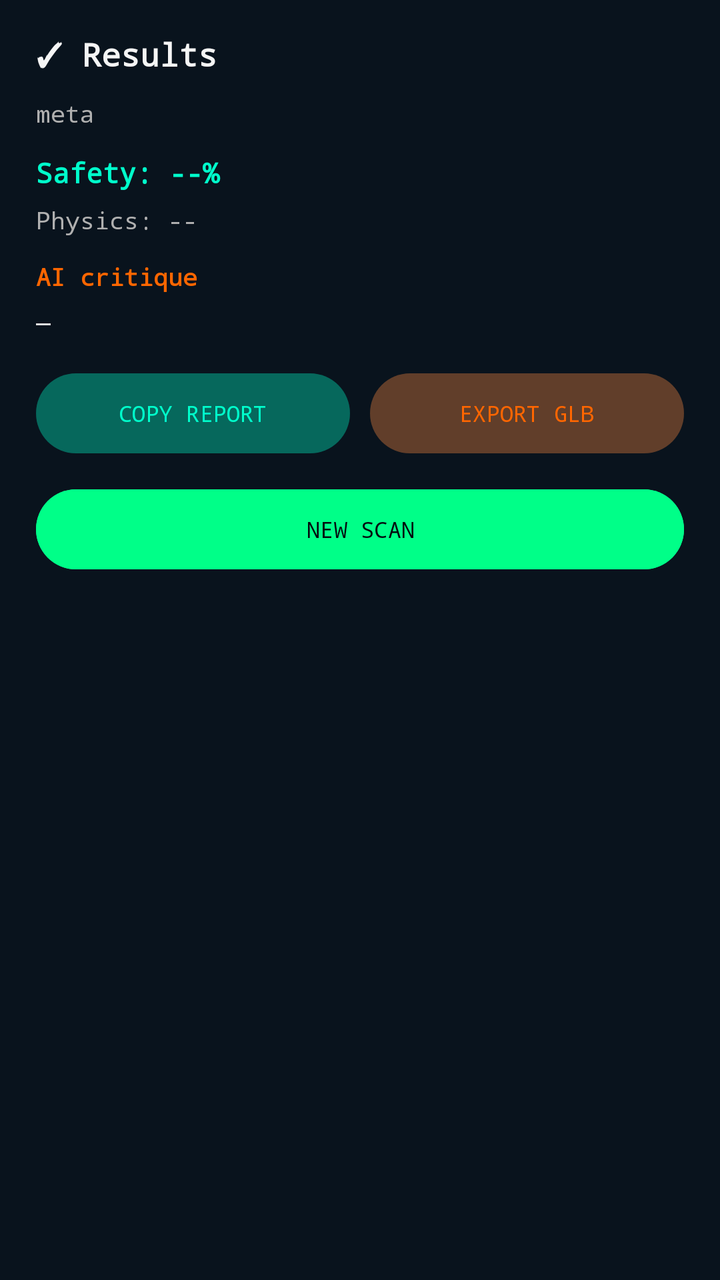
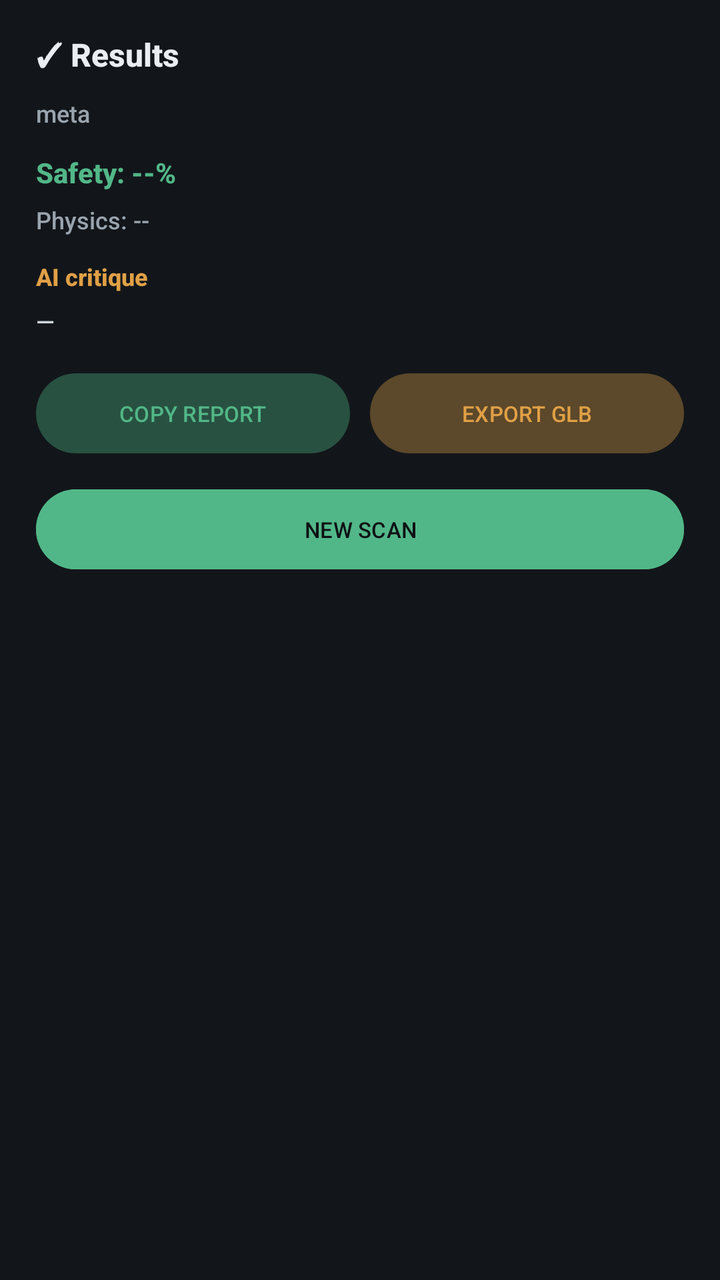

Compare the two renders of this Android layout. The source of the first and the diff that turns it into the second are given below.
<!-- AndroidManifest.xml: application theme Theme.AIBrain -->
<!-- res/layout/bottom_sheet_results.xml -->
<?xml version="1.0" encoding="utf-8"?>
<LinearLayout xmlns:android="http://schemas.android.com/apk/res/android"
    android:layout_width="match_parent"
    android:layout_height="wrap_content"
    android:orientation="vertical"
    android:paddingStart="18dp"
    android:paddingEnd="18dp"
    android:paddingTop="16dp"
    android:paddingBottom="18dp"
    android:background="@color/panel_dark">

    <TextView
        android:id="@+id/tv_title"
        android:layout_width="match_parent"
        android:layout_height="wrap_content"
        android:text="✓ Results"
        android:textColor="@color/text_white_bright"
        android:textStyle="bold"
        android:textSize="16sp"
        android:fontFamily="monospace"
        android:layout_marginBottom="10dp" />

    <TextView
        android:id="@+id/tv_meta"
        android:layout_width="match_parent"
        android:layout_height="wrap_content"
        android:text="meta"
        android:textColor="@color/text_white_dim"
        android:textSize="12sp"
        android:fontFamily="monospace"
        android:lineSpacingExtra="2dp"
        android:layout_marginBottom="12dp" />

    <TextView
        android:id="@+id/tv_safety"
        android:layout_width="match_parent"
        android:layout_height="wrap_content"
        android:text="Safety: --%"
        android:textColor="@color/cyan_primary"
        android:textStyle="bold"
        android:textSize="14sp"
        android:fontFamily="monospace"
        android:layout_marginBottom="6dp" />

    <TextView
        android:id="@+id/tv_physics"
        android:layout_width="match_parent"
        android:layout_height="wrap_content"
        android:text="Physics: --"
        android:textColor="@color/text_white_dim"
        android:textSize="12sp"
        android:fontFamily="monospace"
        android:layout_marginBottom="12dp" />

    <TextView
        android:layout_width="match_parent"
        android:layout_height="wrap_content"
        android:text="AI critique"
        android:textColor="@color/orange_primary"
        android:textStyle="bold"
        android:textSize="12sp"
        android:fontFamily="monospace"
        android:layout_marginBottom="6dp" />

    <TextView
        android:id="@+id/tv_critique"
        android:layout_width="match_parent"
        android:layout_height="wrap_content"
        android:text="—"
        android:textColor="@color/text_white_medium"
        android:textSize="12sp"
        android:fontFamily="monospace"
        android:lineSpacingExtra="2dp"
        android:layout_marginBottom="14dp" />

    <LinearLayout
        android:layout_width="match_parent"
        android:layout_height="wrap_content"
        android:orientation="horizontal">

        <Button
            android:id="@+id/btn_copy_report"
            android:layout_width="0dp"
            android:layout_height="48dp"
            android:layout_weight="1"
            android:text="COPY REPORT"
            android:textSize="11sp"
            android:fontFamily="monospace"
            android:backgroundTint="@color/cyan_alpha_20"
            android:textColor="@color/cyan_primary" />

        <Button
            android:id="@+id/btn_export_glb"
            android:layout_width="0dp"
            android:layout_height="48dp"
            android:layout_weight="1"
            android:layout_marginStart="10dp"
            android:text="EXPORT GLB"
            android:textSize="11sp"
            android:fontFamily="monospace"
            android:backgroundTint="@color/orange_alpha_20"
            android:textColor="@color/orange_primary" />
    </LinearLayout>

    <Button
        android:id="@+id/btn_new_scan"
        android:layout_width="match_parent"
        android:layout_height="48dp"
        android:layout_marginTop="10dp"
        android:text="NEW SCAN"
        android:textSize="11sp"
        android:fontFamily="monospace"
        android:backgroundTint="@color/green_primary"
        android:textColor="@color/space_deepest" />

</LinearLayout>
<!-- resources referenced by this layout -->
<resources>
  <color name="cyan_alpha_20">#3300F5FF</color>
  <color name="cyan_primary">#00F5FF</color>
  <color name="green_primary">#00FF88</color>
  <color name="orange_alpha_20">#33FF8C42</color>
  <color name="orange_primary">#FF8C42</color>
  <color name="panel_dark">#DD0A1520</color>
  <color name="space_deepest">#050A0F</color>
  <color name="text_white_bright">#F5F5F5</color>
  <color name="text_white_dim">#B0B0B0</color>
  <color name="text_white_medium">#E0E0E0</color>
  <style name="Theme.AIBrain" parent="Base.Theme.AIBrain" />
  <style name="Base.Theme.AIBrain" parent="Theme.Material3.Dark.NoActionBar">
          <item name="colorPrimary">@color/cyan_primary</item>
          <item name="colorOnPrimary">@color/space_deepest</item>
          <item name="colorPrimaryContainer">@color/cyan_deeper</item>
          <item name="colorOnPrimaryContainer">@color/text_white</item>
  
          <item name="colorSecondary">@color/orange_primary</item>
          <item name="colorOnSecondary">@color/space_deepest</item>
          <item name="colorSecondaryContainer">@color/space_light</item>
          <item name="colorOnSecondaryContainer">@color/text_white</item>
  
          <item name="colorSurface">@color/space_medium</item>
          <item name="colorOnSurface">@color/text_white</item>
          <item name="android:colorBackground">@color/space_deepest</item>
          <item name="colorOnBackground">@color/text_white</item>
  
          <item name="android:windowBackground">@color/window_background</item>
          <item name="android:statusBarColor">@android:color/transparent</item>
          <item name="android:navigationBarColor">@color/navigation_bar</item>
          <item name="android:windowLightStatusBar">false</item>
          <item name="android:windowLightNavigationBar">false</item>
      </style>
  <color name="cyan_deeper">#006064</color>
  <color name="text_white">#FFFFFF</color>
  <color name="space_light">#15293D</color>
  <color name="space_medium">#0F1F2E</color>
  <color name="window_background">#FF050A0F</color>
  <color name="navigation_bar">#FF0A1520</color>
</resources>

<!-- the commit's change to res/layout/bottom_sheet_results.xml (unified diff, before → after) -->
@@ -17,7 +17,7 @@
         android:textColor="@color/text_white_bright"
         android:textStyle="bold"
         android:textSize="16sp"
-        android:fontFamily="monospace"
+        android:fontFamily="sans-serif-medium"
         android:layout_marginBottom="10dp" />
 
     <TextView
@@ -27,7 +27,7 @@
         android:text="meta"
         android:textColor="@color/text_white_dim"
         android:textSize="12sp"
-        android:fontFamily="monospace"
+        android:fontFamily="sans-serif-medium"
         android:lineSpacingExtra="2dp"
         android:layout_marginBottom="12dp" />
 
@@ -39,7 +39,7 @@
         android:textColor="@color/cyan_primary"
         android:textStyle="bold"
         android:textSize="14sp"
-        android:fontFamily="monospace"
+        android:fontFamily="sans-serif-medium"
         android:layout_marginBottom="6dp" />
 
     <TextView
@@ -49,7 +49,7 @@
         android:text="Physics: --"
         android:textColor="@color/text_white_dim"
         android:textSize="12sp"
-        android:fontFamily="monospace"
+        android:fontFamily="sans-serif-medium"
         android:layout_marginBottom="12dp" />
 
     <TextView
@@ -59,7 +59,7 @@
         android:textColor="@color/orange_primary"
         android:textStyle="bold"
         android:textSize="12sp"
-        android:fontFamily="monospace"
+        android:fontFamily="sans-serif-medium"
         android:layout_marginBottom="6dp" />
 
     <TextView
@@ -69,7 +69,7 @@
         android:text="—"
         android:textColor="@color/text_white_medium"
         android:textSize="12sp"
-        android:fontFamily="monospace"
+        android:fontFamily="sans-serif-medium"
         android:lineSpacingExtra="2dp"
         android:layout_marginBottom="14dp" />
 
@@ -85,7 +85,7 @@
             android:layout_weight="1"
             android:text="COPY REPORT"
             android:textSize="11sp"
-            android:fontFamily="monospace"
+            android:fontFamily="sans-serif-medium"
             android:backgroundTint="@color/cyan_alpha_20"
             android:textColor="@color/cyan_primary" />
 
@@ -97,7 +97,7 @@
             android:layout_marginStart="10dp"
             android:text="EXPORT GLB"
             android:textSize="11sp"
-            android:fontFamily="monospace"
+            android:fontFamily="sans-serif-medium"
             android:backgroundTint="@color/orange_alpha_20"
             android:textColor="@color/orange_primary" />
     </LinearLayout>
@@ -109,7 +109,7 @@
         android:layout_marginTop="10dp"
         android:text="NEW SCAN"
         android:textSize="11sp"
-        android:fontFamily="monospace"
+        android:fontFamily="sans-serif-medium"
         android:backgroundTint="@color/green_primary"
         android:textColor="@color/space_deepest" />
 
<!-- resource entries referenced after the edit -->
@@ -1,15 +1,15 @@
 <!-- resources referenced by this layout -->
 <resources>
-  <color name="cyan_alpha_20">#3300F5FF</color>
-  <color name="cyan_primary">#00F5FF</color>
-  <color name="green_primary">#00FF88</color>
-  <color name="orange_alpha_20">#33FF8C42</color>
-  <color name="orange_primary">#FF8C42</color>
-  <color name="panel_dark">#DD0A1520</color>
-  <color name="space_deepest">#050A0F</color>
-  <color name="text_white_bright">#F5F5F5</color>
-  <color name="text_white_dim">#B0B0B0</color>
-  <color name="text_white_medium">#E0E0E0</color>
+  <color name="cyan_alpha_20">#335AA9E6</color>
+  <color name="cyan_primary">#5AA9E6</color>
+  <color name="green_primary">#52B788</color>
+  <color name="orange_alpha_20">#33E0A046</color>
+  <color name="orange_primary">#E0A046</color>
+  <color name="panel_dark">#E613171B</color>
+  <color name="space_deepest">#0E1114</color>
+  <color name="text_white_bright">#EAEEF2</color>
+  <color name="text_white_dim">#9AA4AE</color>
+  <color name="text_white_medium">#CDD4DB</color>
   <style name="Theme.AIBrain" parent="Base.Theme.AIBrain" />
   <style name="Base.Theme.AIBrain" parent="Theme.Material3.Dark.NoActionBar">
           <item name="colorPrimary">@color/cyan_primary</item>
@@ -33,11 +33,11 @@
           <item name="android:windowLightStatusBar">false</item>
           <item name="android:windowLightNavigationBar">false</item>
       </style>
-  <color name="cyan_deeper">#006064</color>
-  <color name="text_white">#FFFFFF</color>
-  <color name="space_light">#15293D</color>
-  <color name="space_medium">#0F1F2E</color>
-  <color name="window_background">#FF050A0F</color>
-  <color name="navigation_bar">#FF0A1520</color>
+  <color name="cyan_deeper">#244D6B</color>
+  <color name="text_white">#F2F4F6</color>
+  <color name="space_light">#232A31</color>
+  <color name="space_medium">#1A1F24</color>
+  <color name="window_background">#FF0E1114</color>
+  <color name="navigation_bar">#FF13171B</color>
 </resources>
 
